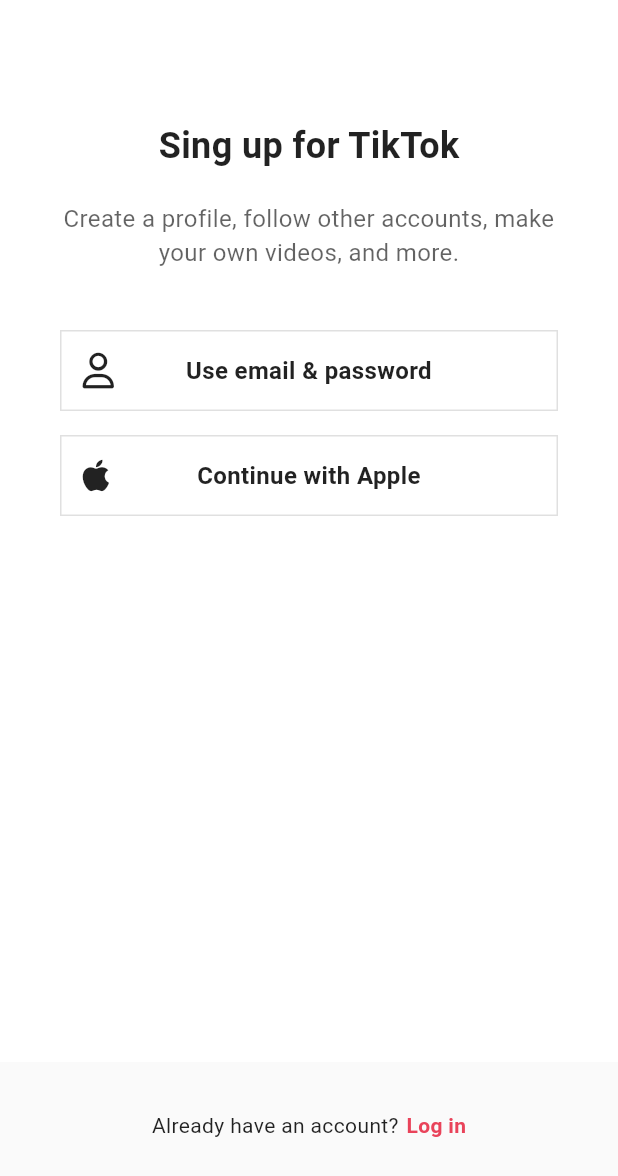
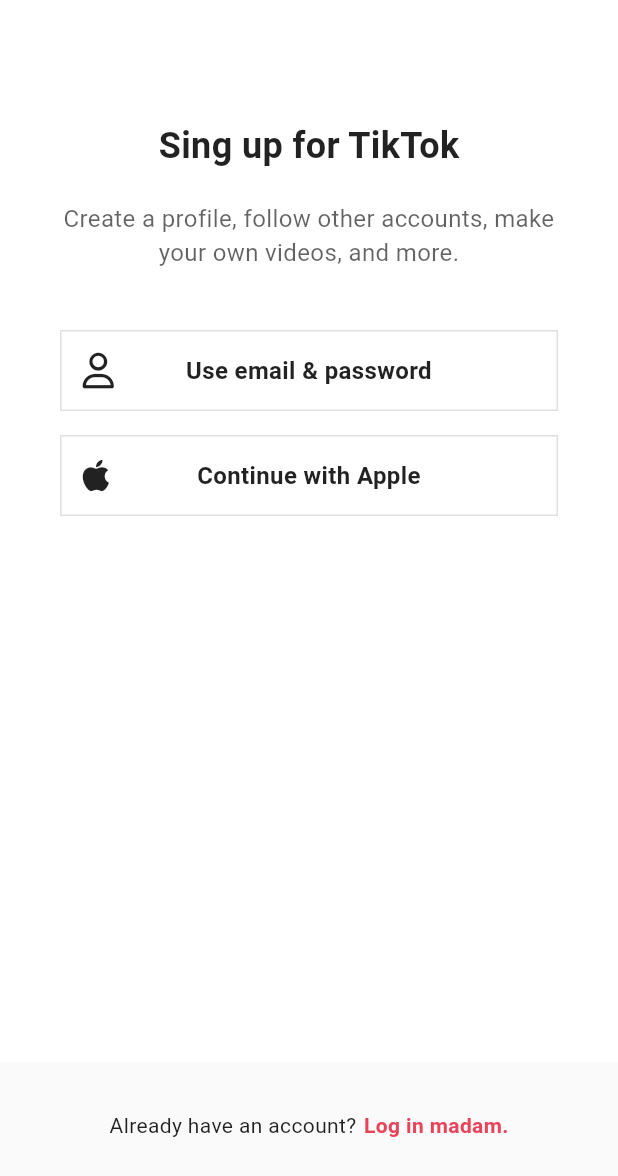
Before and after one commit to zeronedev/tiktok_clone_230217, a Flutter app: the screen it shows after launch, on a phone screen of 412 x 824 dp. Shown: the top 1176 px of the screen. Run offline on Flutter 3.47's test engine with Material 3 defaults, Android fonts, the phone set to English and light mode, and no system bars; our stand-ins replace font_awesome_flutter, video_player, visibility_detector.

Commit message:
#16.5 Pluralize and Select: 복수, 선택 체크 (06:37)

```diff
--- a/lib/features/authentication/sign_up_screen.dart
+++ b/lib/features/authentication/sign_up_screen.dart
@@ -58,7 +58,7 @@ class SignUpScreen extends StatelessWidget {
                   Opacity(
                     opacity: 0.7,
                     child: Text(
-                      S.of(context).signUpSubtitle,
+                      S.of(context).signUpSubtitle(195123),
                       style: const TextStyle(
                         fontSize: Sizes.size16,
                       ),
@@ -122,7 +122,7 @@ class SignUpScreen extends StatelessWidget {
                   GestureDetector(
                     onTap: () => _onLoginTap(context),
                     child: Text(
-                      S.of(context).logIn,
+                      S.of(context).logIn("female"),
                       style: TextStyle(
                         fontWeight: FontWeight.w600,
                         color: Theme.of(context).primaryColor,
--- a/lib/l10n/intl_en.arb
+++ b/lib/l10n/intl_en.arb
@@ -19,9 +19,9 @@
       }
     }
   },
-  "signUpSubtitle": "Create a profile, follow other accounts, make your own videos, and more.",
+  "signUpSubtitle": "Create a profile, follow other accounts, make your own {videoCount, plural, =0{no videos} =1{video} other{videos}}, and more.",
   "emailPasswordButton": "Use email & password",
   "appleButton": "Continue with Apple",
   "alreadyHaveAnAccount": "Already have an account?",
-  "logIn": "Log in"
+  "logIn": "Log in {gender, select, male{sir} female{madam} other{human}}."
 }
--- a/lib/main.dart
+++ b/lib/main.dart
@@ -22,6 +22,7 @@ class TikTokApp extends StatelessWidget {
   const TikTokApp({super.key});
   @override
   Widget build(BuildContext context) {
+    S.load(const Locale('en'));
     return MaterialApp(
       debugShowCheckedModeBanner: false,
       title: 'TikTok Clone',
```
Also changed, not shown: lib/generated/intl/messages_en.dart, lib/generated/intl/messages_ko.dart, lib/generated/l10n.dart.
